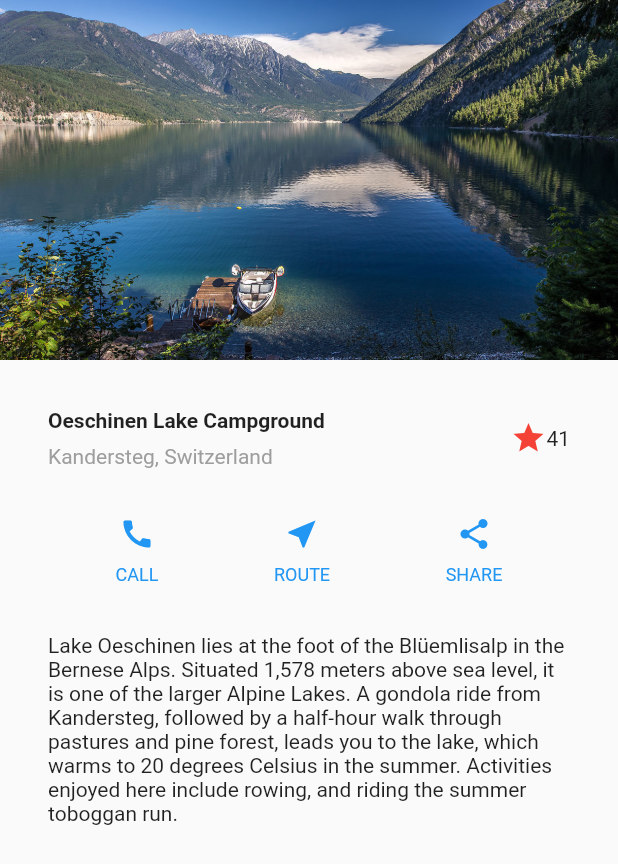
After one commit to xzchsia/flutter_demo, a Flutter app: the screen it shows after launch, after a tap on "LayoutTutorialsUI", on a phone screen of 412 x 824 dp. The commit adds this screen. Shown: the top 864 px of the screen. Run offline on Flutter 3.47's test engine with Material 2 defaults, Android fonts, the phone set to English and light mode, and no system bars.

Commit message:
新增一个页面布局Demo
Signed-off-by: xzchsia <xzchsia@hotmail.com>

```diff
--- /dev/null
+++ b/lib/LayoutTutorials.dart
@@ -0,0 +1,106 @@
+import 'package:flutter/material.dart';
+
+class LayoutTutorials extends StatelessWidget {
+  // 构建上图下文字的组合
+  Column _buildButtonColumn(BuildContext context, IconData icon, String label) {
+    Color color = Theme.of(context).primaryColor;
+
+    return Column(
+      mainAxisSize: MainAxisSize.min,
+      mainAxisAlignment: MainAxisAlignment.center,
+      children: [
+        Icon(icon, color: color),
+        Container(
+          margin: const EdgeInsets.only(top: 8.0),
+          child: Text(
+            label,
+            style: TextStyle(
+              fontSize: 12.0,
+              fontWeight: FontWeight.w400,
+              color: color,
+            ),
+          ),
+        ),
+      ],
+    );
+  }
+
+  @override
+  Widget build(BuildContext context) {
+    /// 标题
+    var titleSection = Container(
+      padding: const EdgeInsets.all(32.0),
+      child: Row(
+        children: [
+          Expanded(
+            child: Column(
+              crossAxisAlignment: CrossAxisAlignment.start,
+              children: [
+                Container(
+                  padding: const EdgeInsets.only(bottom: 8.0),
+                  child: Text(
+                    'Oeschinen Lake Campground',
+                    style: TextStyle(
+                      fontWeight: FontWeight.bold,
+                    ),
+                  ),
+                ),
+                Text(
+                  'Kandersteg, Switzerland',
+                  style: TextStyle(
+                    color: Colors.grey[500],
+                  ),
+                ),
+              ],
+            ),
+          ),
+          Icon(
+            Icons.star,
+            color: Colors.red[500],
+          ),
+          Text('41'),
+        ],
+      ),
+    );
+
+
+    // 图标按钮
+    var buttonSection = Container(
+      child: Row(
+        mainAxisAlignment: MainAxisAlignment.spaceEvenly,
+        children: [
+          _buildButtonColumn(context, Icons.call, 'CALL'),
+          _buildButtonColumn(context, Icons.near_me, 'ROUTE'),
+          _buildButtonColumn(context, Icons.share, 'SHARE'),
+        ],
+      ),
+    );
+
+    // 文本段区域
+    var textSection = Container(
+      padding: const EdgeInsets.all(32.0),
+      child: Text(
+        '''
+Lake Oeschinen lies at the foot of the Blüemlisalp in the Bernese Alps. Situated 1,578 meters above sea level, it is one of the larger Alpine Lakes. A gondola ride from Kandersteg, followed by a half-hour walk through pastures and pine forest, leads you to the lake, which warms to 20 degrees Celsius in the summer. Activities enjoyed here include rowing, and riding the summer toboggan run.
+        ''',
+        softWrap: true,
+      ),
+    );
+
+    return Scaffold(
+      body: ListView(
+        children: <Widget>[
+          Image.asset(
+            'images/lake.jpg',
+            height: 240.0,
+            width: 600.0,
+            fit: BoxFit.cover,
+          ),
+          titleSection,
+          buttonSection,
+          textSection,
+        ],
+      ),
+    );
+  }
+}
--- a/lib/MainPage.dart
+++ b/lib/MainPage.dart
@@ -8,13 +8,13 @@ import 'SearchBarDemo.dart';
 import 'GridViewDemo.dart';
 import 'WrapDemp.dart';
 import 'RefreshIndicatorDemo.dart';
+import 'LayoutTutorials.dart';
 
 
 class MyAppPage extends StatelessWidget {
 
   @override
   Widget build(BuildContext context) {
-    print('11111111111111111111');
     return Scaffold(
       appBar: AppBar(
         title: Text('Flutter Demo'),
@@ -130,7 +130,18 @@ class MyAppPage extends StatelessWidget {
               },
               child: Text('RefreshIndicator上拉加载，下拉刷新'),
             ),
-
+            RaisedButton(
+              // 点击页面跳转
+              onPressed: () {
+                Navigator.push(
+                  context,
+                  MaterialPageRoute(
+                    builder: (context) => LayoutTutorials(),
+                  ),
+                );
+              },
+              child: Text('LayoutTutorialsUI'),
+            ),
           ],
         ),
       ),
```
Also changed, not shown: images/lake.jpg (added).
